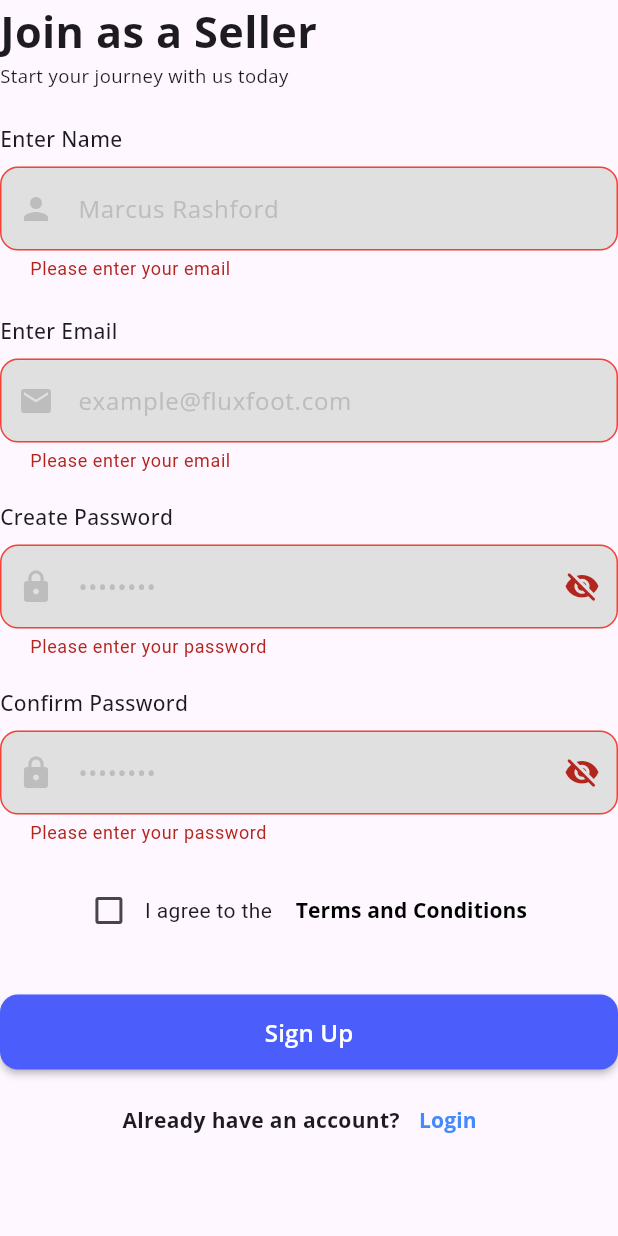
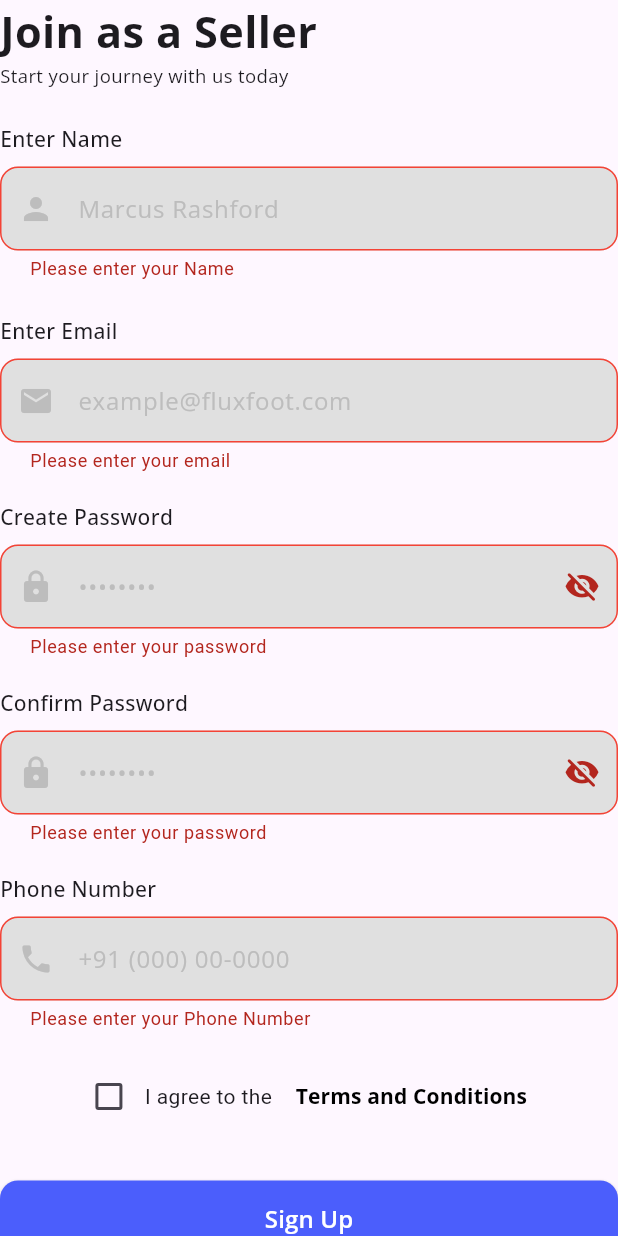
Before and after one commit to abhijith-k-r/fluxfoot_seller, a Flutter app: the SignupForm widget shown alone on an empty page, opened directly, after a tap on "Sign Up", on a phone screen of 412 x 824 dp. Run offline on Flutter 3.47's test engine with Material 3 defaults, Android fonts, the phone set to English and light mode, and no system bars; our stand-ins replace cloud_firestore, firebase_auth, firebase_core, google_fonts; accounts and stored records are empty.

Commit message:
seller auth create done. need to improvement

```diff
--- a/lib/features/auth/presentation/provider/signup_provider.dart
+++ b/lib/features/auth/presentation/provider/signup_provider.dart
@@ -1,6 +1,10 @@
 // ignore_for_file: use_build_context_synchronously
+import 'dart:developer';
 
+import 'package:cloud_firestore/cloud_firestore.dart';
+import 'package:firebase_auth/firebase_auth.dart';
 import 'package:flutter/material.dart';
+import 'package:fluxfoot_seller/features/admin/presentation/screens/admin_waiting_banner_screen.dart';
 
 class SignupProvider extends ChangeNotifier {
   final GlobalKey<FormState> _signupFormkey = GlobalKey<FormState>(
@@ -10,21 +14,28 @@ class SignupProvider extends ChangeNotifier {
   final _emailController = TextEditingController();
   final _passwordController = TextEditingController();
   final _confirmPassController = TextEditingController();
+  final _phoneController = TextEditingController();
+  final FirebaseAuth _auth = FirebaseAuth.instance;
+  final FirebaseFirestore _firestore = FirebaseFirestore.instance;
 
   bool _isEnterPasswordVisible = false;
   bool _isCreatePasswordVisible = false;
   bool _rememberMe = false;
   bool _isLoading = false;
+  String? _errorMessage;
 
   GlobalKey<FormState> get signupFormkey => _signupFormkey;
   TextEditingController get nameController => _nameController;
   TextEditingController get emailController => _emailController;
   TextEditingController get passwordController => _passwordController;
   TextEditingController get confirmPassController => _confirmPassController;
+  TextEditingController get phoneController => _phoneController;
+
   bool get isEnterPasswordVisible => _isEnterPasswordVisible;
   bool get isCreatePasswordVisible => _isCreatePasswordVisible;
   bool get rememberMe => _rememberMe;
   bool get isLoading => _isLoading;
+  String? get errorMessage => _errorMessage;
 
   void togglePasswordVisibleEnter() {
     _isEnterPasswordVisible = !_isEnterPasswordVisible;
@@ -46,27 +57,73 @@ class SignupProvider extends ChangeNotifier {
     notifyListeners();
   }
 
-  Future<void> handleLoging(BuildContext context) async {
+  void setError(String? error) {
+    _errorMessage = error;
+    notifyListeners();
+  }
+
+  Future<void> handleSignup(BuildContext context) async {
     if (_signupFormkey.currentState!.validate()) {
-      setLoading(true);
-
-      try {
-        await Future.delayed(Duration(seconds: 3));
-        // Show success message
-        ScaffoldMessenger.of(context).showSnackBar(
-          const SnackBar(
-            content: Text('Login successful!'),
-            backgroundColor: Colors.green,
-          ),
-        );
-      } catch (e) {
-        // Handle error
+      if (_passwordController.text != _confirmPassController.text) {
+        setError('Passwords do not match');
         ScaffoldMessenger.of(context).showSnackBar(
           SnackBar(
-            content: Text('Login failed: ${e.toString()}'),
+            content: Text('Passwords do not match'),
             backgroundColor: Colors.red,
           ),
         );
+        return;
+      }
+      setLoading(true);
+      try {
+        // Create user with Firebase Auth
+        UserCredential userCredential = await _auth
+            .createUserWithEmailAndPassword(
+              email: _emailController.text.trim(),
+              password: _passwordController.text.trim(),
+            );
+        // Check if the user was created successfully
+        if (userCredential.user != null) {
+          final String uid = userCredential.user!.uid;
+          // Store seller data in Firestore
+          await _firestore.collection('sellers').doc(uid).set({
+            'uid': uid,
+            'name': _nameController.text.trim(),
+            'email': _emailController.text.trim(),
+            'phone': _phoneController.text.trim(),
+            'createdAt': Timestamp.now(),
+          });
+
+          ScaffoldMessenger.of(context).showSnackBar(
+            const SnackBar(
+              content: Text('Sign-up successful!'),
+              backgroundColor: Colors.green,
+            ),
+          );
+          // Navigate to login screen
+          Navigator.pushReplacement(
+            context,
+            MaterialPageRoute(builder: (_) => AdminWaitingBannerScreen()),
+          );
+        }
+      } on FirebaseAuthException catch (e) {
+        setError(e.message);
+        log(e.toString());
+        // ScaffoldMessenger.of(context).showSnackBar(
+        //   SnackBar(
+        //     content: Text('Sign-up failed: ${e.message}'),
+        //     backgroundColor: Colors.red,
+        //   ),
+        // );
+      } catch (e) {
+        setError(e.toString());
+        log(e.toString());
+        // ScaffoldMessenger.of(context).showSnackBar(
+        //   SnackBar(
+        //     content: Text('Sign-up failed: ${e.toString()}'),
+        //     backgroundColor: Colors.red,
+        //   ),
+        // );
       } finally {
         setLoading(false);
       }
@@ -79,6 +136,7 @@ class SignupProvider extends ChangeNotifier {
     _emailController.dispose();
     _passwordController.dispose();
     _confirmPassController.dispose();
+    _phoneController.dispose();
     super.dispose();
   }
 }
--- a/lib/features/auth/presentation/widgets/login_form.dart
+++ b/lib/features/auth/presentation/widgets/login_form.dart
@@ -172,7 +172,7 @@ class LoginForm extends StatelessWidget {
                 CustomTextFormField(
                   label: 'Enter Email',
                   hintText: 'example@fluxfoot.com',
-                  controller: loginprovider.emeilController,
+                  controller: loginprovider.emailController,
                   focusNode: loginprovider.emailFocus,
                   keyboardType: TextInputType.emailAddress,
                   textInputAction: TextInputAction.next,
--- a/lib/features/auth/presentation/widgets/singup_form.dart
+++ b/lib/features/auth/presentation/widgets/singup_form.dart
@@ -165,7 +165,7 @@ class SignupForm extends StatelessWidget {
                     label: 'Enter Name',
                     hintText: 'Marcus Rashford',
                     controller: signupprovider.nameController,
-                    keyboardType: TextInputType.emailAddress,
+                    keyboardType: TextInputType.name,
                     textInputAction: TextInputAction.next,
                     prefIcon: Icon(
                       Icons.person,
@@ -175,13 +175,9 @@ class SignupForm extends StatelessWidget {
 
                     validator: (value) {
                       if (value == null || value.isEmpty) {
-                        return 'Please enter your email';
+                        return 'Please enter your Name';
                       }
-                      if (!RegExp(
-                        r'^[\w-\.]+@([\w-]+\.)+[\w-]{2,4}$',
-                      ).hasMatch(value)) {
-                        return 'Please enter a valid email';
-                      }
+
                       return null;
                     },
                   ),
@@ -200,9 +196,7 @@ class SignupForm extends StatelessWidget {
                       size: isMobile ? 24 : 20,
                       color: Colors.grey.shade400,
                     ),
-                    onFieldSubmitted: (_) {
-                      // FocusScope.of(context).requestFocus(signupprovider.eail);
-                    },
+
                     validator: (value) {
                       if (value == null || value.isEmpty) {
                         return 'Please enter your email';
@@ -224,7 +218,7 @@ class SignupForm extends StatelessWidget {
                     hintText: '••••••••',
                     controller: signupprovider.passwordController,
                     keyboardType: TextInputType.visiblePassword,
-                    textInputAction: TextInputAction.done,
+                    textInputAction: TextInputAction.next,
                     obscureText: !signupprovider.isEnterPasswordVisible,
                     prefIcon: Icon(
                       Icons.lock,
@@ -241,8 +235,7 @@ class SignupForm extends StatelessWidget {
                             : Icons.visibility_off_rounded,
                       ),
                     ),
-                    onFieldSubmitted: (_) =>
-                        signupprovider.handleLoging(context),
+
                     validator: (value) {
                       if (value == null || value.isEmpty) {
                         return 'Please enter your password';
@@ -262,7 +255,7 @@ class SignupForm extends StatelessWidget {
                     hintText: '••••••••',
                     controller: signupprovider.confirmPassController,
                     keyboardType: TextInputType.visiblePassword,
-                    textInputAction: TextInputAction.done,
+                    textInputAction: TextInputAction.next,
                     obscureText: !signupprovider.isCreatePasswordVisible,
                     // enabled: !signupprovider.isLoading,
                     prefIcon: Icon(
@@ -292,6 +285,32 @@ class SignupForm extends StatelessWidget {
                     },
                   ),
                   SizedBox(height: 20),
+
+                  //! Phone Number
+                  CustomTextFormField(
+                    label: 'Phone Number',
+                    hintText: '+91 (000) 00-0000',
+                    controller: signupprovider.phoneController,
+                    keyboardType: TextInputType.phone,
+                    textInputAction: TextInputAction.done,
+                    prefIcon: Icon(
+                      Icons.phone,
+                      size: isMobile ? 24 : 20,
+                      color: Colors.grey.shade400,
+                    ),
+
+                    validator: (value) {
+                      if (value == null || value.isEmpty) {
+                        return 'Please enter your Phone Number';
+                      }
+                      if (value.length < 10) {
+                        return 'Number must be at least 10 Numbers';
+                      }
+                      return null;
+                    },
+                  ),
+
+                  SizedBox(height: 20),
                   // ! agree to the terms and conditions
                   AuthCheckBox(
                     mainAxis: MainAxisAlignment.center,
@@ -317,14 +336,14 @@ class SignupForm extends StatelessWidget {
 
                   SizedBox(height: 32),
 
-                  // Login Button
+                  // signUp Button
                   SizedBox(
                     width: double.infinity,
                     height: 50,
                     child: ElevatedButton(
                       onPressed: signupprovider.isLoading
                           ? null
-                          : () => signupprovider.handleLoging(context),
+                          : () => signupprovider.handleSignup(context),
                       style: ElevatedButton.styleFrom(
                         backgroundColor: Color(0xFF4B5EFC),
                         foregroundColor: Colors.white,
--- a/pubspec.yaml
+++ b/pubspec.yaml
@@ -37,6 +37,9 @@ dependencies:
   google_fonts: ^6.3.1
   provider: ^6.1.5+1
   firebase_core: ^4.1.0
+  firebase_auth: ^6.0.2
+  google_sign_in: ^7.1.1
+  cloud_firestore: ^6.0.1
 
 dev_dependencies:
   flutter_test:
```
Also changed, not shown: lib/features/admin/presentation/screens/admin_waiting_banner_screen.dart (added, +54 -0 lines), lib/features/auth/presentation/provider/login_provider.dart (+78 -4 lines), pubspec.lock, 3 other files.
